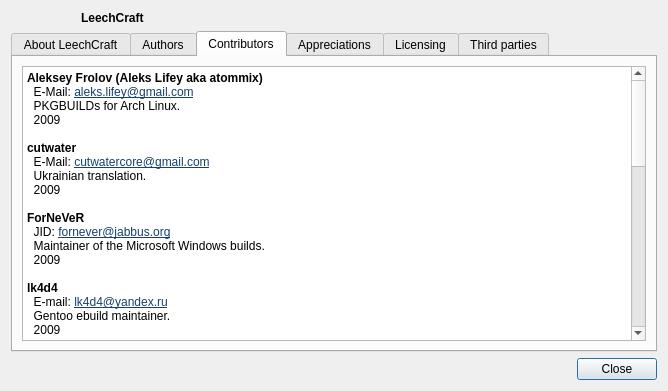
This is src/aboutdialog.ui in 0xd34df00d/leechcraft as Qt 5 draws it before an edit. The edited form follows.
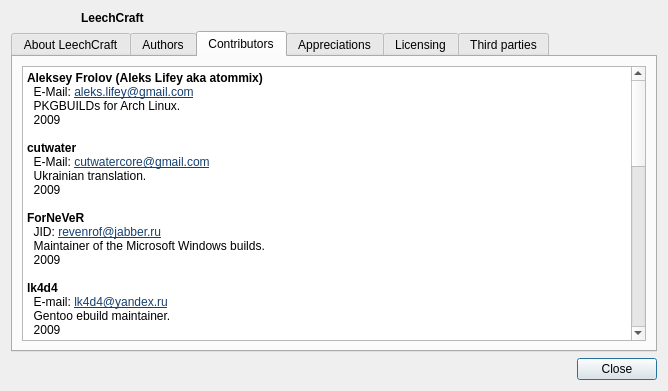
This is the edited form. The open tabs and pages were chosen to show the change. Icons and pictures are not drawn.

Commit message: Fixed my Jabber ID.

Diff of the .ui file:
```diff
--- a/src/aboutdialog.ui
+++ b/src/aboutdialog.ui
@@ -150,7 +150,7 @@
 &lt;p style=&quot; margin-top:0px; margin-bottom:0px; margin-left:0px; margin-right:0px; -qt-block-indent:0; text-indent:0px;&quot;&gt;&lt;span style=&quot; font-family:'DejaVu Sans'; font-size:9pt;&quot;&gt;  2009&lt;/span&gt;&lt;/p&gt;
 &lt;p style=&quot;-qt-paragraph-type:empty; margin-top:0px; margin-bottom:0px; margin-left:0px; margin-right:0px; -qt-block-indent:0; text-indent:0px; font-family:'DejaVu Sans'; font-size:9pt;&quot;&gt;&lt;/p&gt;
 &lt;p style=&quot; margin-top:0px; margin-bottom:0px; margin-left:0px; margin-right:0px; -qt-block-indent:0; text-indent:0px;&quot;&gt;&lt;span style=&quot; font-family:'DejaVu Sans'; font-size:9pt; font-weight:600;&quot;&gt;ForNeVeR&lt;/span&gt;&lt;/p&gt;
-&lt;p style=&quot; margin-top:0px; margin-bottom:0px; margin-left:0px; margin-right:0px; -qt-block-indent:0; text-indent:0px;&quot;&gt;&lt;span style=&quot; font-family:'DejaVu Sans'; font-size:9pt;&quot;&gt;  JID: &lt;/span&gt;&lt;a href=&quot;mailto:fornever@jabbus.org&quot;&gt;&lt;span style=&quot; font-family:'DejaVu Sans'; font-size:9pt; text-decoration: underline; color:#154071;&quot;&gt;fornever@jabbus.org&lt;/span&gt;&lt;/a&gt;&lt;/p&gt;
+&lt;p style=&quot; margin-top:0px; margin-bottom:0px; margin-left:0px; margin-right:0px; -qt-block-indent:0; text-indent:0px;&quot;&gt;&lt;span style=&quot; font-family:'DejaVu Sans'; font-size:9pt;&quot;&gt;  JID: &lt;/span&gt;&lt;a href=&quot;xmpp:revenrof@jabber.ru&quot;&gt;&lt;span style=&quot; font-family:'DejaVu Sans'; font-size:9pt; text-decoration: underline; color:#154071;&quot;&gt;revenrof@jabber.ru&lt;/span&gt;&lt;/a&gt;&lt;/p&gt;
 &lt;p style=&quot; margin-top:0px; margin-bottom:0px; margin-left:0px; margin-right:0px; -qt-block-indent:0; text-indent:0px;&quot;&gt;&lt;span style=&quot; font-family:'DejaVu Sans'; font-size:9pt;&quot;&gt;  Maintainer of the Microsoft Windows builds.&lt;/span&gt;&lt;/p&gt;
 &lt;p style=&quot; margin-top:0px; margin-bottom:0px; margin-left:0px; margin-right:0px; -qt-block-indent:0; text-indent:0px;&quot;&gt;&lt;span style=&quot; font-family:'DejaVu Sans'; font-size:9pt;&quot;&gt;  2009&lt;/span&gt;&lt;/p&gt;
 &lt;p style=&quot;-qt-paragraph-type:empty; margin-top:0px; margin-bottom:0px; margin-left:0px; margin-right:0px; -qt-block-indent:0; text-indent:0px; font-family:'DejaVu Sans'; font-size:9pt;&quot;&gt;&lt;/p&gt;
```
